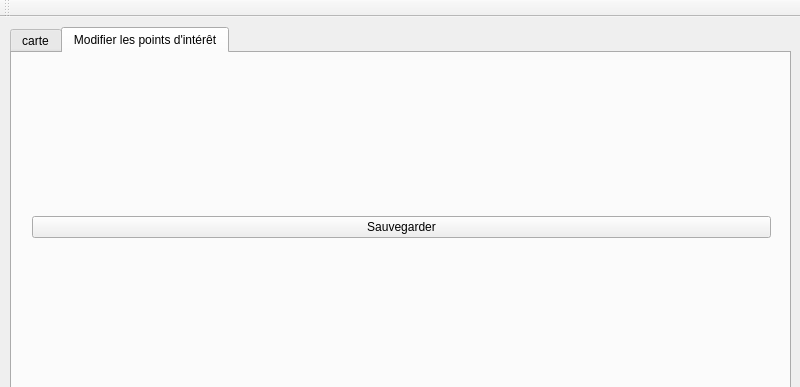
albinpoignot/QtProject, file mainwindow.ui: the form before one commit; both pictures show x 0 to 800 and y 0 to 387 of the 800 by 600 pixel window.
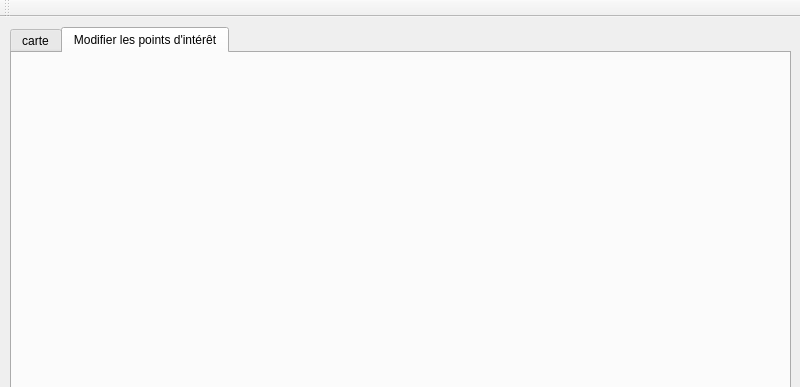
The form after the commit. The open tabs and pages were chosen to show the change.

What changed in the file:
```diff
--- a/mainwindow.ui
+++ b/mainwindow.ui
@@ -50,15 +50,7 @@
         <height>311</height>
        </rect>
       </property>
-      <layout class="QVBoxLayout" name="verticalLayout">
-       <item>
-        <widget class="QPushButton" name="pushButton">
-         <property name="text">
-          <string>Sauvegarder</string>
-         </property>
-        </widget>
-       </item>
-      </layout>
+      <layout class="QVBoxLayout" name="verticalLayout"/>
      </widget>
     </widget>
    </widget>
```
